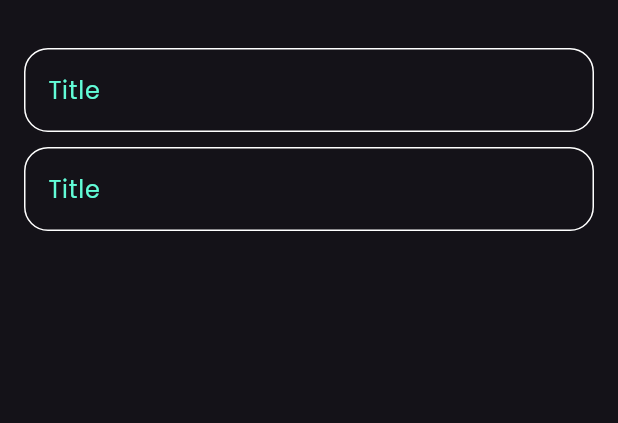
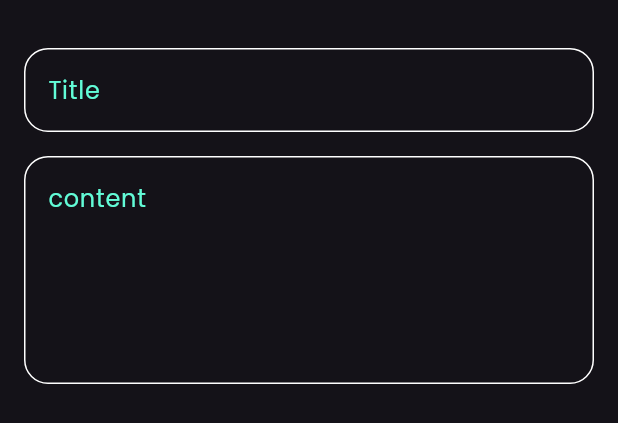
Before and after one commit to khalil848/notes_app, a Flutter app: the AddNoteButtomSheet widget shown alone on an empty page, opened directly, on a phone screen of 412 x 824 dp. Shown: the top 423 px of the screen. Run offline on Flutter 3.47's test engine with Material 3 defaults, Android fonts, the phone set to English and light mode, and no system bars; our stand-ins replace font_awesome_flutter.

```diff
--- a/lib/widgets/add_note_buttom_sheet.dart
+++ b/lib/widgets/add_note_buttom_sheet.dart
@@ -15,9 +15,9 @@ class AddNoteButtomSheet extends StatelessWidget {
           ),
           CustomTextField(hintText: 'Title'),
           SizedBox(
-            height: 10,
+            height: 16,
           ),
-          CustomTextField(hintText: 'Title'),
+          CustomTextField(hintText: 'content', maxLines: 5),
         ],
       ),
     );
--- a/lib/widgets/custom_text_field.dart
+++ b/lib/widgets/custom_text_field.dart
@@ -2,11 +2,13 @@ import 'package:flutter/material.dart';
 import 'package:notes_app/constants.dart';
 
 class CustomTextField extends StatelessWidget {
-  const CustomTextField({super.key, required this.hintText});
+  const CustomTextField({super.key, required this.hintText, this.maxLines = 1});
   final String hintText;
+  final int maxLines;
   @override
   Widget build(BuildContext context) {
     return TextField(
+      maxLines: maxLines,
       cursorColor: KPrimaryColor,
       decoration: InputDecoration(
         hintText: hintText,
```
